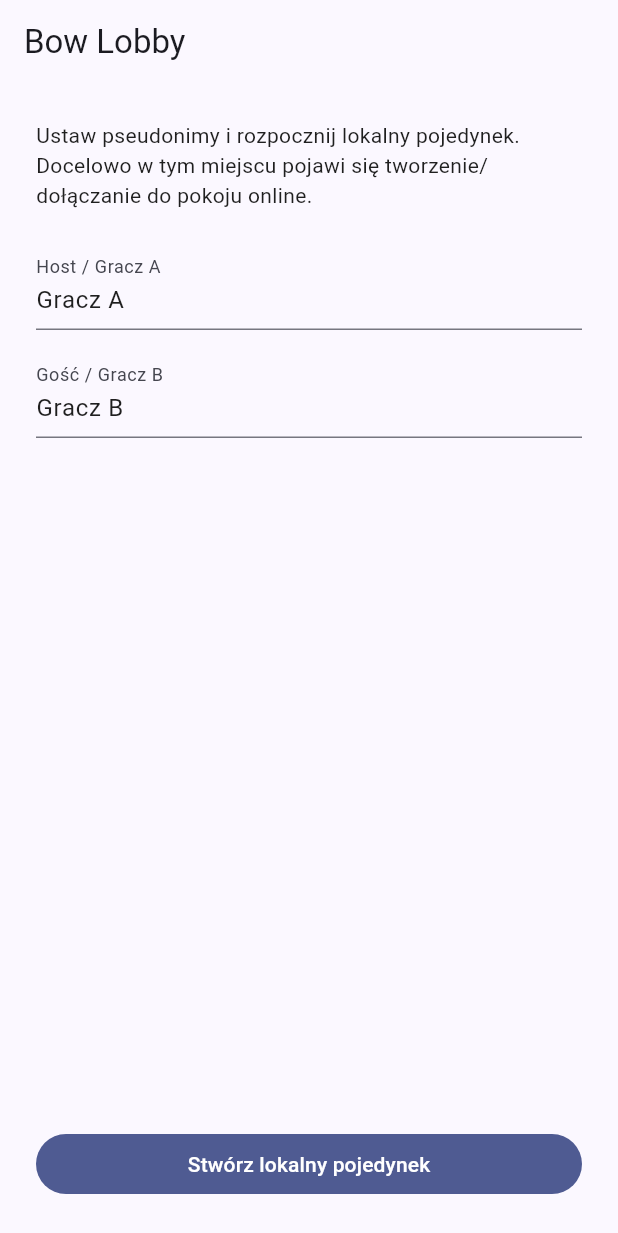
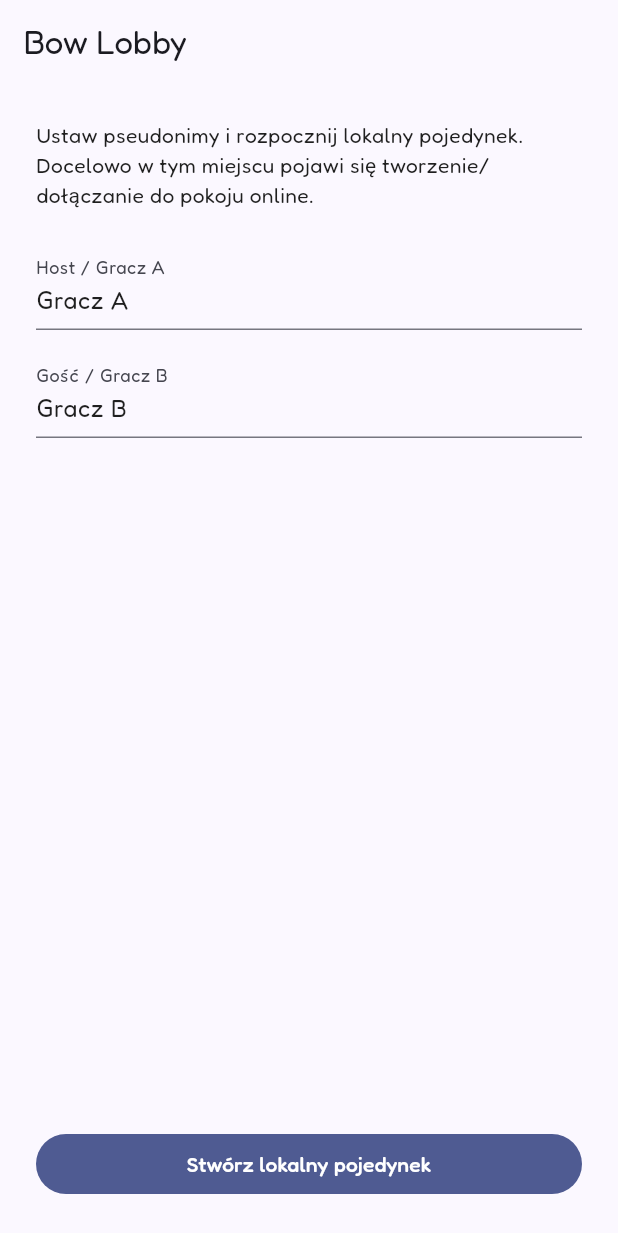
Before and after one commit to coconutv6-hash/-Battle-of-Words, a Flutter app: the screen it shows after launch, on a phone screen of 412 x 824 dp. Shown: the top 1233 px of the screen. Run offline on Flutter 3.47's test engine with Material 3 defaults, Android fonts, the phone set to English and light mode, and no system bars; our stand-ins replace google_fonts.

Commit message:
Adopt GoogleFonts Fredoka

```diff
--- a/bow_client/lib/app.dart
+++ b/bow_client/lib/app.dart
@@ -1,4 +1,5 @@
 import 'package:flutter/material.dart';
+import 'package:google_fonts/google_fonts.dart';
 
 import 'screens/lobby_screen.dart';
 
@@ -9,7 +10,7 @@ class BowApp extends StatelessWidget {
   Widget build(BuildContext context) {
     final theme = ThemeData(
       colorScheme: ColorScheme.fromSeed(seedColor: const Color(0xFF4C6FFF)),
-      textTheme: ThemeData().textTheme.apply(
+      textTheme: GoogleFonts.fredokaTextTheme().apply(
             displayColor: const Color(0xFF1F1F1F),
             bodyColor: const Color(0xFF1F1F1F),
           ),
--- a/bow_client/pubspec.yaml
+++ b/bow_client/pubspec.yaml
@@ -10,6 +10,7 @@ dependencies:
   flutter:
     sdk: flutter
   provider: ^6.1.2
+  google_fonts: ^6.2.1
 
 dev_dependencies:
   flutter_lints: ^4.0.0
```
Also changed, not shown: bow_client/pubspec.lock.
